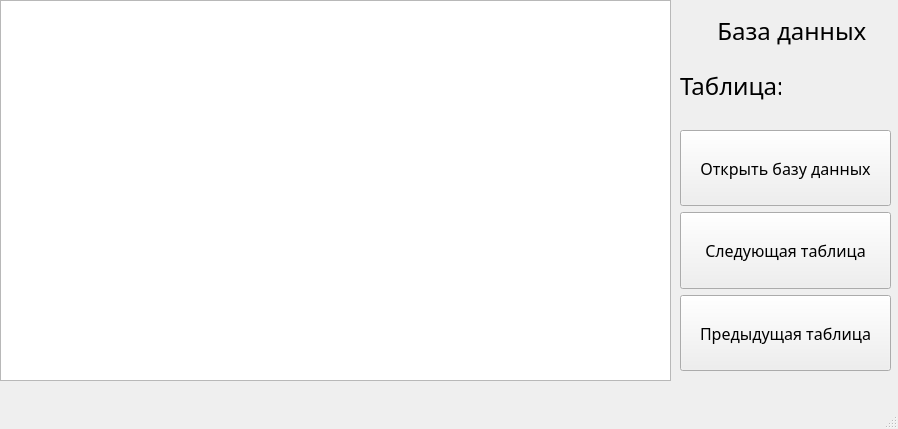
The window that database.ui (aesthetic-what/database_with_python) describes before a commit, drawn with Qt 5.
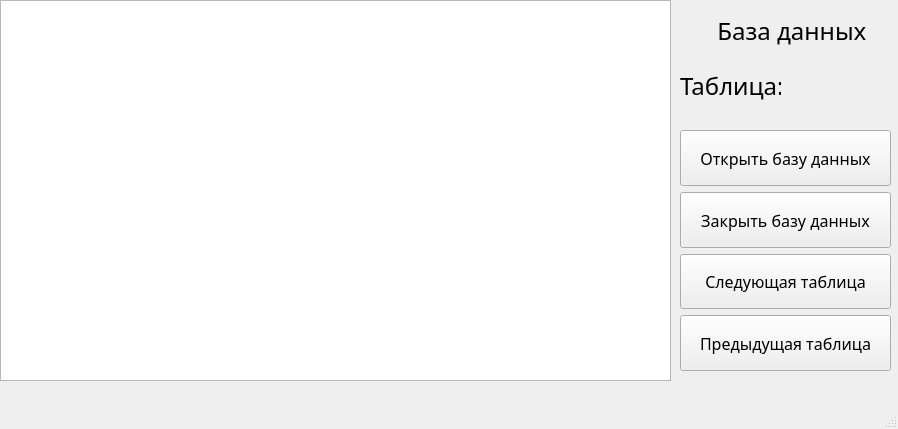
The same window after the commit.

Patch:
```diff
--- a/database.ui
+++ b/database.ui
@@ -53,6 +53,25 @@
        </property>
       </widget>
      </item>
+     <item>
+      <widget class="QPushButton" name="closeDB">
+       <property name="sizePolicy">
+        <sizepolicy hsizetype="Minimum" vsizetype="Expanding">
+         <horstretch>0</horstretch>
+         <verstretch>0</verstretch>
+        </sizepolicy>
+       </property>
+       <property name="font">
+        <font>
+         <family>Franklin Gothic Medium</family>
+         <pointsize>12</pointsize>
+        </font>
+       </property>
+       <property name="text">
+        <string>Закрыть базу данных</string>
+       </property>
+      </widget>
+     </item>
      <item>
       <widget class="QPushButton" name="nextDB">
        <property name="sizePolicy">
```
Left out of the diff: 21 changed lines with no effect on the pictures.
